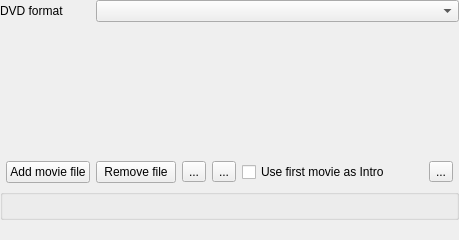
KDE/kdenlive, file src/widgets/dvdwizardvob_ui.ui: the form before one commit.
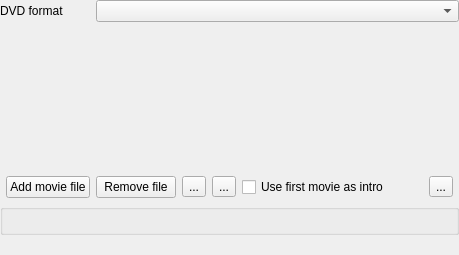
The form after the commit. Custom widgets are drawn as their Qt base class.

Diff of the .ui file:
```diff
--- a/src/widgets/dvdwizardvob_ui.ui
+++ b/src/widgets/dvdwizardvob_ui.ui
@@ -7,7 +7,7 @@
     <x>0</x>
     <y>0</y>
     <width>459</width>
-    <height>240</height>
+    <height>255</height>
    </rect>
   </property>
   <layout class="QGridLayout" name="gridLayout_2">
@@ -24,7 +24,7 @@
    <item row="3" column="5">
     <widget class="QCheckBox" name="use_intro">
      <property name="text">
-      <string>Use first movie as Intro</string>
+      <string>Use first movie as intro</string>
      </property>
     </widget>
    </item>
```
